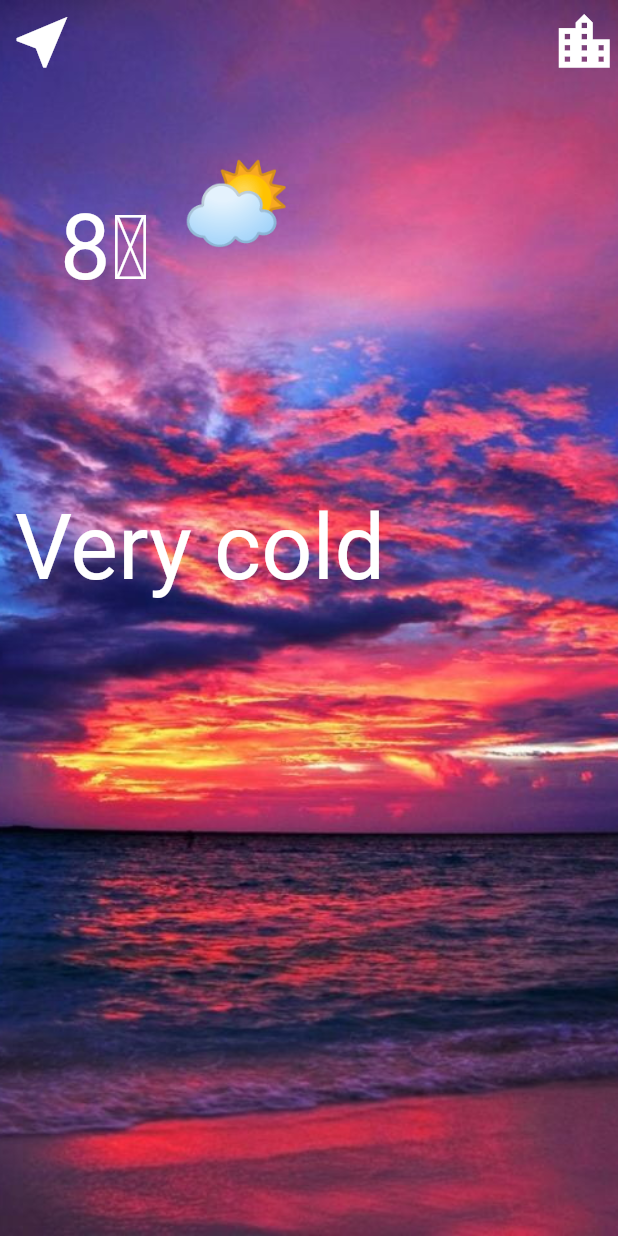
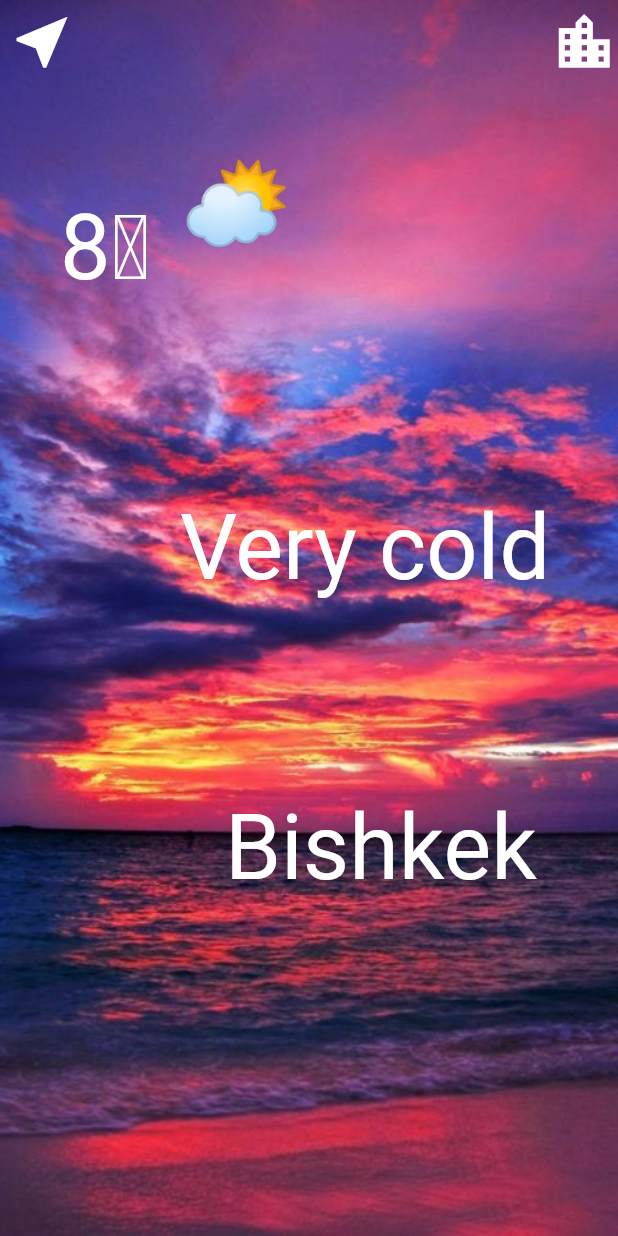
Before and after one commit to BestCod3/weather_app, a Flutter app: the screen it shows after launch, on a phone screen of 412 x 824 dp. Run offline on Flutter 3.47's test engine with Material 2 defaults, Android fonts, the phone set to English and light mode, and no system bars; missing offline and left inert: dart:ffi.

Commit message:
CODE PROCESSING

```diff
--- a/lib/pages/homePage.dart
+++ b/lib/pages/homePage.dart
@@ -1,8 +1,14 @@
 import 'package:flutter/material.dart';
+import 'package:weather_app/pages/searchPage.dart';
 
-class HomePage extends StatelessWidget {
+class HomePage extends StatefulWidget {
   const HomePage({Key? key});
 
+  @override
+  State<HomePage> createState() => _HomePageState();
+}
+
+class _HomePageState extends State<HomePage> {
   @override
   Widget build(BuildContext context) {
     return SafeArea(
@@ -16,9 +22,17 @@ class HomePage extends StatelessWidget {
             size: 45,
           ),
           actions: [
-            Icon(
-              Icons.location_city,
-              size: 45,
+            InkWell(
+              onTap: () {
+                setState(() {
+                  Navigator.push(context,
+                      MaterialPageRoute(builder: (context) => SearchPage()));
+                });
+              },
+              child: Icon(
+                Icons.location_city,
+                size: 45,
+              ),
             )
           ],
         ),
@@ -48,7 +62,7 @@ class HomePage extends StatelessWidget {
               ),
               Positioned(
                 top: 330,
-                left: 10,
+                left: 120,
                 child: Text(
                   'Very cold',
                   style: TextStyle(fontSize: 60, color: Colors.white),
@@ -56,7 +70,15 @@ class HomePage extends StatelessWidget {
                 //try как приходить информация находит ошибки итд.
                 //initstate до скаффолда
                 //json formatter
-              )
+              ),
+              Positioned(
+                top: 530,
+                left: 150,
+                child: Text(
+                  'Bishkek',
+                  style: TextStyle(fontSize: 60, color: Colors.white),
+                ),
+              ),
             ],
           ),
         ),
```
Also changed, not shown: lib/pages/searchPage.dart (added, +70 -0 lines).
